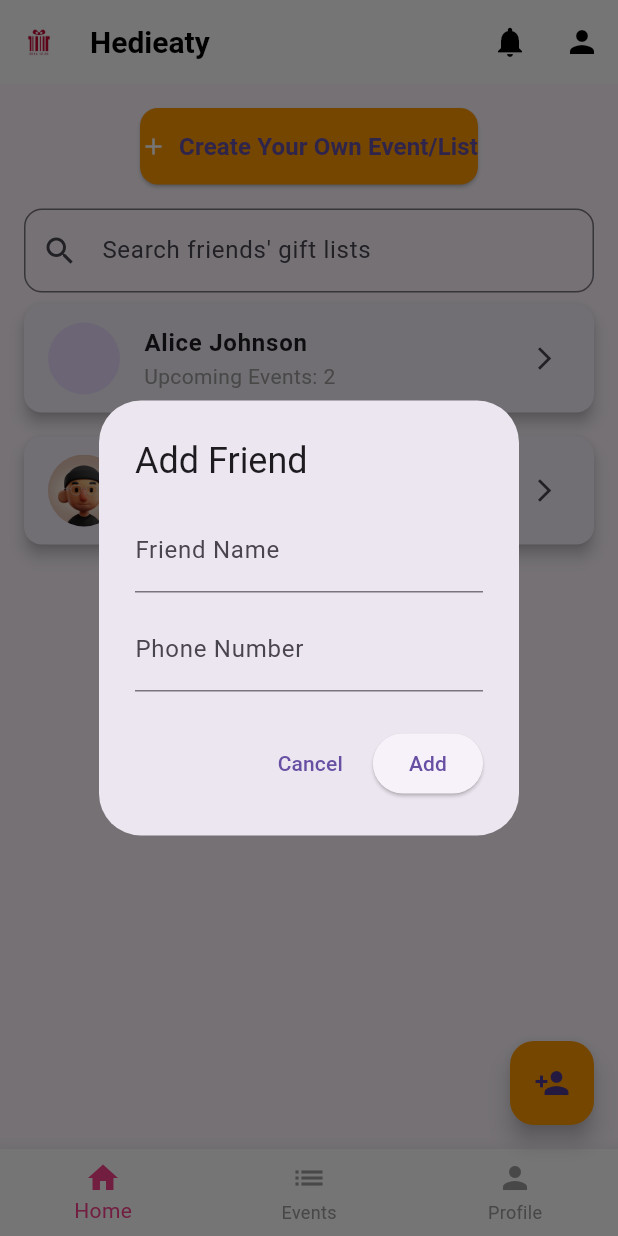
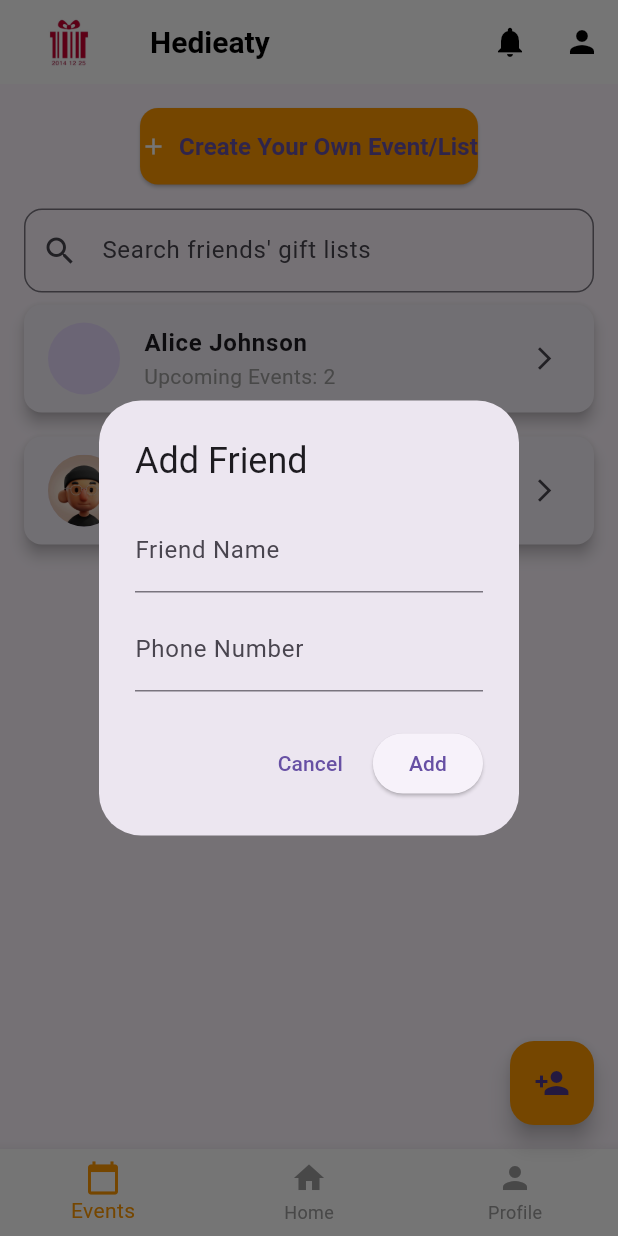
Before and after one commit to habibayasserr/HedieatyApp, a Flutter app: the screen it shows after launch, after a tap on the "person add" icon, on a phone screen of 412 x 824 dp. Run offline on Flutter 3.47's test engine with Material 3 defaults, Android fonts, the phone set to English and light mode, and no system bars; our stand-ins replace cloud_firestore, firebase_auth; accounts and stored records are empty.

Commit message:
Redesigned the footer to match HCI principles

```diff
--- a/lib/widgets/custom_footer.dart
+++ b/lib/widgets/custom_footer.dart
@@ -1,35 +1,38 @@
 import 'package:flutter/material.dart';
 
 class CustomFooter extends StatelessWidget {
-  final int currentIndex;
-  final Function(int) onTap;
+  final int currentIndex; // The current active tab index
+  // Optional callbacks for navigation (commented for static implementation)
+  final Function(int)? onTap;
 
   const CustomFooter({
     Key? key,
     required this.currentIndex,
-    required this.onTap,
+    this.onTap,
   }) : super(key: key);
 
   @override
   Widget build(BuildContext context) {
     return BottomNavigationBar(
       currentIndex: currentIndex,
-      onTap: onTap,
+      onTap: (index) {
+        // Uncomment to enable navigation logic
+        // if (onTap != null) onTap!(index);
+      },
       backgroundColor: Colors.white,
-      selectedItemColor: const Color(0xFFf7418c),
+      selectedItemColor: Colors.orange, // Highlight the active tab
       unselectedItemColor: Colors.grey,
-      elevation: 10,
       items: const [
         BottomNavigationBarItem(
-          icon: Icon(Icons.home),
+          icon: Icon(Icons.calendar_today), // Events Icon (left)
+          label: 'Events',
+        ),
+        BottomNavigationBarItem(
+          icon: Icon(Icons.home), // Home Icon (center)
           label: 'Home',
         ),
         BottomNavigationBarItem(
-          icon: Icon(Icons.list),
-          label: 'Events',
-        ),
-        BottomNavigationBarItem(
-          icon: Icon(Icons.person),
+          icon: Icon(Icons.person), // Profile Icon (right)
           label: 'Profile',
         ),
       ],
--- a/lib/widgets/custom_header.dart
+++ b/lib/widgets/custom_header.dart
@@ -32,8 +32,8 @@ class CustomHeader extends StatelessWidget implements PreferredSizeWidget {
               children: [
                 Image.asset(
                   'assets/images/app_logo.jpg', // Path to your app logo
-                  height: 52, // Adjust the logo size
-                  width: 52,
+                  height: 92, // Adjust the logo size
+                  width: 92,
                 ),
                 const SizedBox(width: 8), // Space between logo and title
                 Text(
```
